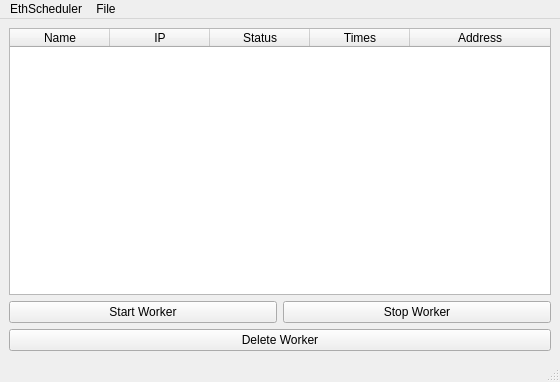
akookoo/EthScheduler, file EthScheduler.ui: the form before one commit.
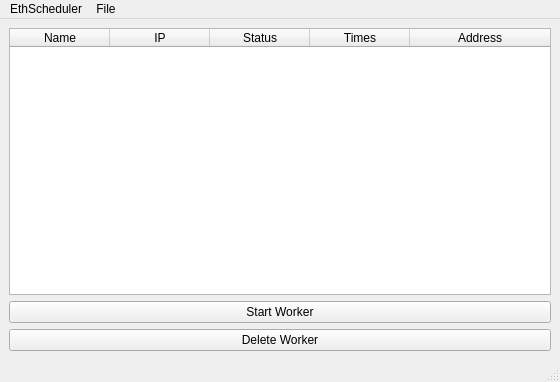
The form after the commit.

The edit to the form file:
```diff
--- a/EthScheduler.ui
+++ b/EthScheduler.ui
@@ -60,41 +60,13 @@
      </widget>
     </item>
     <item>
-     <widget class="QFrame" name="frame">
-      <property name="frameShape">
-       <enum>QFrame::NoFrame</enum>
+     <widget class="QPushButton" name="start_worker_pushButton">
+      <property name="text">
+       <string>Start Worker</string>
       </property>
-      <property name="frameShadow">
-       <enum>QFrame::Raised</enum>
+      <property name="checkable">
+       <bool>true</bool>
       </property>
-      <layout class="QHBoxLayout" name="horizontalLayout">
-       <property name="leftMargin">
-        <number>0</number>
-       </property>
-       <property name="topMargin">
-        <number>0</number>
-       </property>
-       <property name="rightMargin">
-        <number>0</number>
-       </property>
-       <property name="bottomMargin">
-        <number>0</number>
-       </property>
-       <item>
-        <widget class="QPushButton" name="start_worker_pushButton">
-         <property name="text">
-          <string>Start Worker</string>
-         </property>
-        </widget>
-       </item>
-       <item>
-        <widget class="QPushButton" name="stop_worker_pushButton">
-         <property name="text">
-          <string>Stop Worker</string>
-         </property>
-        </widget>
-       </item>
-      </layout>
      </widget>
     </item>
     <item>
```
Left out of the diff: 18 changed lines with no effect on the pictures.
